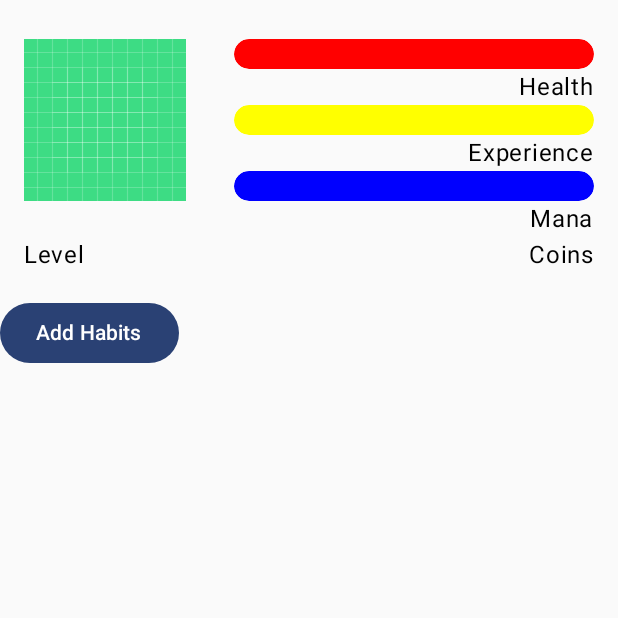
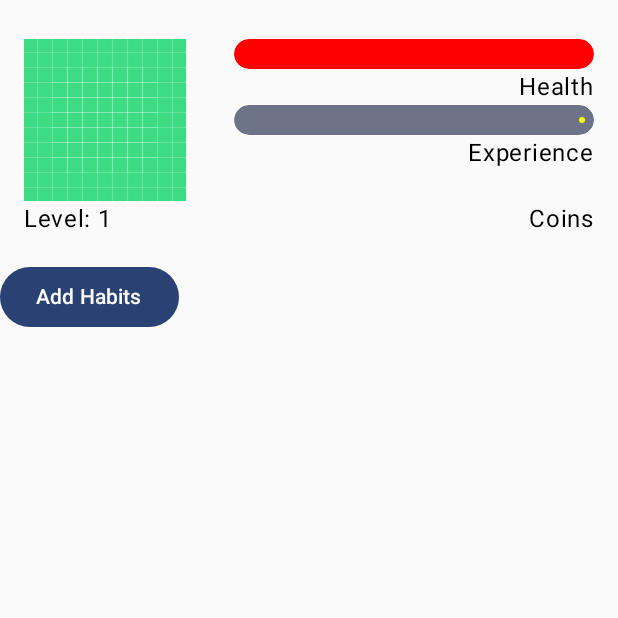
Before and after one commit to LabMember004/Habits, an Android app built with Jetpack Compose: the screen it shows after launch (MainActivity), on a phone screen of 412 x 824 dp, the top half of it. Run offline under Robolectric (Android 15) with nearby library versions, the phone set to English and light mode, and no system bars.

Commit message:
Removed Mana, experience and hp work seperately

```diff
--- a/app/src/main/java/com/example/habits/Header.kt
+++ b/app/src/main/java/com/example/habits/Header.kt
@@ -36,7 +36,8 @@ import kotlinx.coroutines.delay
 import kotlinx.coroutines.launch
 
 @Composable
-fun Header() {
+fun Header(health: Float ,  experience: Float , level: Int ) {
+
     Column(
         modifier = Modifier
             .fillMaxWidth()
@@ -55,14 +56,13 @@ fun Header() {
                 modifier = Modifier.fillMaxWidth(),
                 horizontalAlignment = Alignment.End
             ) {
-                ProgressBar(progress = 1f , color = Color.Red)
+                ProgressBar(progress = health , color = Color.Red)
                 Text("Health")
 
-                ProgressBar(progress = 1f , color = Color.Yellow)
+                ProgressBar(progress = experience , color = Color.Yellow)
                 Text("Experience")
 
-                ProgressBar(progress = 1f , color = Color.Blue)
-                Text("Mana")
+
             }
         }
 
@@ -70,13 +70,14 @@ fun Header() {
             modifier = Modifier.fillMaxWidth(),
             horizontalArrangement = Arrangement.SpaceBetween
         ) {
-            Text("Level")
+            Text(text = "Level: " + level.toString())
             Text("Coins")
         }
     }
 
 
 }
+
 
 
 
```
Also changed, not shown: app/src/main/java/com/example/habits/Home.kt (+47 -5 lines), app/src/main/java/com/example/habits/MainActivity.kt (+0 -9 lines).
